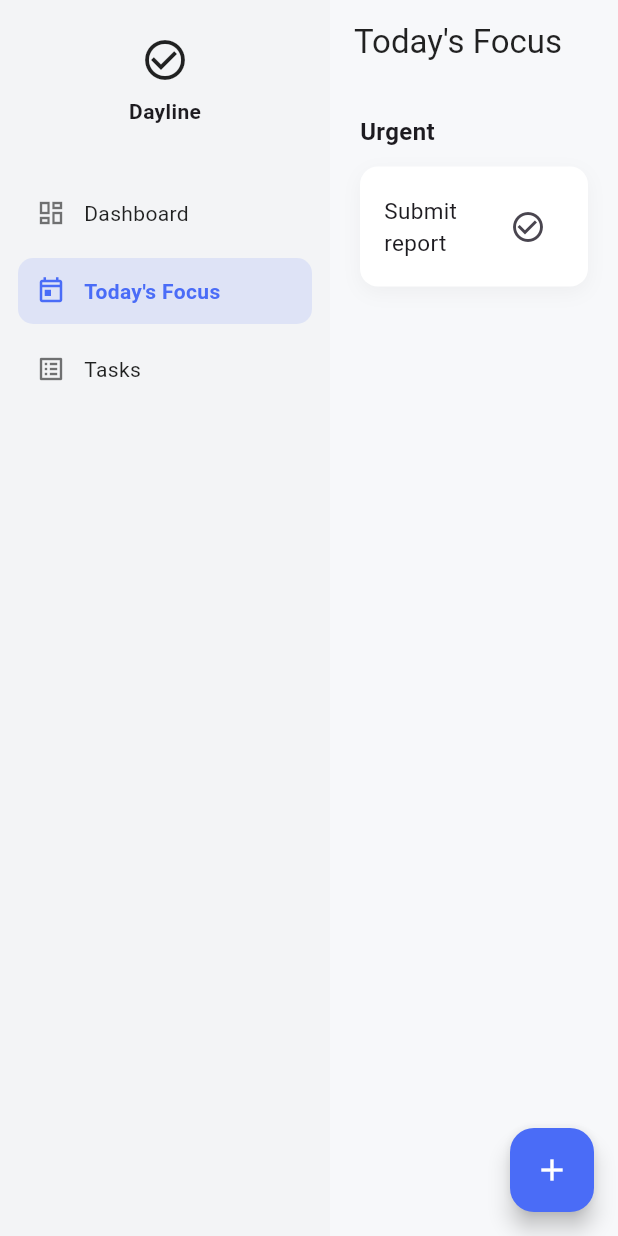
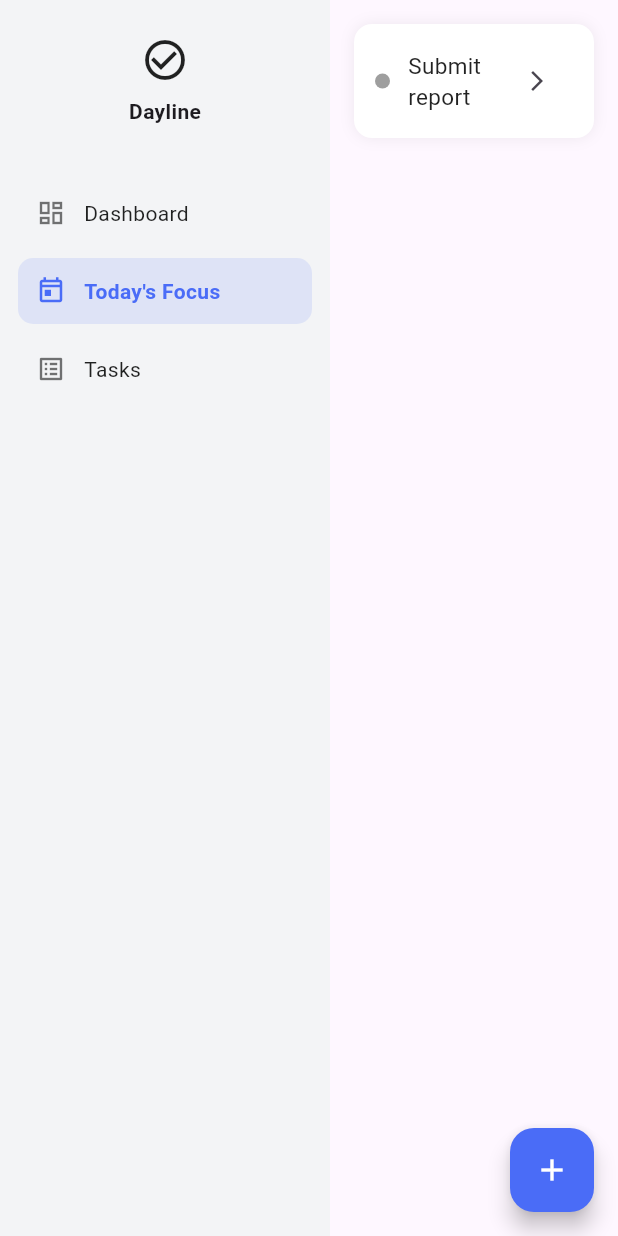
Before and after one commit to Gilmorecollins/Dayline, a Flutter app: the screen it shows after launch, after a tap on "Today's Focus", on a phone screen of 412 x 824 dp. Run offline on Flutter 3.47's test engine with Material 3 defaults, Android fonts, the phone set to English and light mode, and no system bars.

Commit message:
fix: stabilize task lifecycle and today focus engine

```diff
--- a/lib/core/logic/today_focus_engine.dart
+++ b/lib/core/logic/today_focus_engine.dart
@@ -12,14 +12,28 @@ class TodayFocus {
 
 class TodayFocusEngine {
   static TodayFocus build(List<Task> tasks) {
-    final urgent = tasks.where((t) {
-      if (t.dueAt == null) return false;
-      final now = DateTime.now();
-      final diff = t.dueAt!.difference(now);
-      return diff.inHours <= 6 && !t.isBacklog;
+    final now = DateTime.now();
+
+    // 🔴 Urgent = due within 6 hours AND not completed
+    final urgent = tasks.where((task) {
+      if (task.dueAt == null) return false;
+      if (task.status == TaskStatus.completed) return false;
+
+      final diff = task.dueAt!.difference(now);
+      return diff.inHours <= 6 && diff.isNegative == false;
     }).toList();
 
-    final today = tasks.where((t) => t.isToday && !urgent.contains(t)).toList();
+    // 📅 Today = due today AND not already urgent AND not completed
+    final today = tasks.where((task) {
+      if (task.dueAt == null) return false;
+      if (task.status == TaskStatus.completed) return false;
+      if (urgent.contains(task)) return false;
+
+      final due = task.dueAt!;
+      return due.year == now.year &&
+          due.month == now.month &&
+          due.day == now.day;
+    }).toList();
 
     return TodayFocus(
       urgent: urgent,
--- a/lib/core/models/task.dart
+++ b/lib/core/models/task.dart
@@ -6,58 +6,45 @@ enum TaskStatus {
 }
 
 enum TaskPriority {
+  low,
+  medium,
+  high,
   critical,
-  high,
-  medium,
-  low,
 }
 
 class Task {
   final String id;
   final String title;
-  final String? description;
-
   final DateTime createdAt;
   final DateTime? dueAt;
+  final TaskPriority priority;
+  final TaskStatus status;
 
-  TaskStatus status;
-  TaskPriority priority;
-
-  Task({
+  const Task({
     required this.id,
     required this.title,
-    this.description,
     required this.createdAt,
     this.dueAt,
-    this.status = TaskStatus.pending,
-    this.priority = TaskPriority.medium,
+    required this.priority,
+    required this.status,
   });
 
-  /// A task is overdue (Backlog) if:
-  /// - It has a due date
-  /// - It is NOT completed
-  /// - Due date is in the past
-  bool get isBacklog {
-    if (dueAt == null) return false;
-    if (status == TaskStatus.completed) return false;
-    return dueAt!.isBefore(DateTime.now());
-  }
-
-  /// A task belongs to "Today"
-  bool get isToday {
-    if (dueAt == null) return false;
-    final now = DateTime.now();
-    return dueAt!.year == now.year &&
-        dueAt!.month == now.month &&
-        dueAt!.day == now.day;
-  }
-
-  /// A task is upcoming if due in the future (excluding today)
-  bool get isUpcoming {
-    if (dueAt == null) return false;
-    final now = DateTime.now();
-    return dueAt!.isAfter(
-      DateTime(now.year, now.month, now.day, 23, 59),
+  // ✅ REQUIRED for immutable updates
+  Task copyWith({
+    String? id,
+    String? title,
+    DateTime? createdAt,
+    DateTime? dueAt,
+    TaskPriority? priority,
+    TaskStatus? status,
+  }) {
+    return Task(
+      id: id ?? this.id,
+      title: title ?? this.title,
+      createdAt: createdAt ?? this.createdAt,
+      dueAt: dueAt ?? this.dueAt,
+      priority: priority ?? this.priority,
+      status: status ?? this.status,
     );
   }
 }
--- a/lib/core/store/demo_task_seed.dart
+++ b/lib/core/store/demo_task_seed.dart
@@ -11,6 +11,7 @@ TaskStore seedTaskStore() {
       createdAt: DateTime.now(),
       dueAt: DateTime.now().add(const Duration(hours: 2)),
       priority: TaskPriority.critical,
+      status: TaskStatus.pending,
     ),
   );
 
@@ -20,6 +21,7 @@ TaskStore seedTaskStore() {
       title: 'Prepare meeting notes',
       createdAt: DateTime.now(),
       dueAt: DateTime.now().add(const Duration(days: 1)),
+      priority: TaskPriority.high,
       status: TaskStatus.inProgress,
     ),
   );
@@ -30,6 +32,8 @@ TaskStore seedTaskStore() {
       title: 'Review documents',
       createdAt: DateTime.now(),
       dueAt: DateTime.now().subtract(const Duration(days: 1)),
+      priority: TaskPriority.medium,
+      status: TaskStatus.pending,
     ),
   );
 
--- a/lib/core/store/task_store.dart
+++ b/lib/core/store/task_store.dart
@@ -4,34 +4,61 @@ import '../models/task.dart';
 class TaskStore extends ChangeNotifier {
   final List<Task> _tasks = [];
 
-  // ---------- Mutations ----------
+  // ─────────────────────────
+  // CRUD
+  // ─────────────────────────
   void addTask(Task task) {
     _tasks.add(task);
     notifyListeners();
   }
 
-  void removeTask(String taskId) {
-    _tasks.removeWhere((t) => t.id == taskId);
+  void updateStatus(String id, TaskStatus status) {
+    final index = _tasks.indexWhere((t) => t.id == id);
+    if (index == -1) return;
+
+    _tasks[index] = _tasks[index].copyWith(status: status);
     notifyListeners();
   }
 
-  void updateStatus(String taskId, TaskStatus status) {
-    final task = _tasks.firstWhere((t) => t.id == taskId);
-    task.status = status;
-    notifyListeners();
+  // ─────────────────────────
+  // LIST GETTERS
+  // ─────────────────────────
+  List<Task> get allTasks => List.unmodifiable(_tasks);
+
+  List<Task> get todayTaskList {
+    final now = DateTime.now();
+    return _tasks.where((task) {
+      if (task.dueAt == null) return false;
+      return task.dueAt!.year == now.year &&
+          task.dueAt!.month == now.month &&
+          task.dueAt!.day == now.day &&
+          task.status != TaskStatus.completed;
+    }).toList();
   }
 
-  // ---------- Raw access ----------
-  List<Task> get allTasks => List.unmodifiable(_tasks);
+  List<Task> get upcomingTaskList {
+    final now = DateTime.now();
+    return _tasks.where((task) {
+      if (task.dueAt == null) return false;
+      return task.dueAt!.isAfter(now) &&
+          task.status != TaskStatus.completed;
+    }).toList();
+  }
 
-  // ---------- Derived counts ----------
+  List<Task> get backlogTaskList {
+    return _tasks
+        .where((task) => task.status == TaskStatus.pending)
+        .toList();
+  }
+
+  // ─────────────────────────
+  // COUNT GETTERS (Dashboard)
+  // ─────────────────────────
   int get totalTasks => _tasks.length;
 
-  int get todayTasks =>
-      _tasks.where((t) => t.isToday && !t.isBacklog).length;
+  int get todayTasks => todayTaskList.length;
 
-  int get upcomingTasks =>
-      _tasks.where((t) => t.isUpcoming && !t.isBacklog).length;
+  int get upcomingTasks => upcomingTaskList.length;
 
   int get inProgressTasks =>
       _tasks.where((t) => t.status == TaskStatus.inProgress).length;
@@ -39,9 +66,5 @@ class TaskStore extends ChangeNotifier {
   int get needsReviewTasks =>
       _tasks.where((t) => t.status == TaskStatus.needsReview).length;
 
-  int get completedTasks =>
-      _tasks.where((t) => t.status == TaskStatus.completed).length;
-
-  int get backlogTasks =>
-      _tasks.where((t) => t.isBacklog).length;
+  int get backlogTasks => backlogTaskList.length;
 }
--- a/lib/features/today/today_screen.dart
+++ b/lib/features/today/today_screen.dart
@@ -1,7 +1,7 @@
 import 'package:flutter/material.dart';
+
+import '../../core/models/task.dart';
 import '../../core/store/task_store.dart';
-import '../../core/logic/today_focus_engine.dart';
-import '../../core/models/task.dart';
 
 class TodayScreen extends StatelessWidget {
   final TaskStore store;
@@ -13,103 +13,120 @@ class TodayScreen extends StatelessWidget {
 
   @override
   Widget build(BuildContext context) {
-    return AnimatedBuilder(
-      animation: store,
-      builder: (context, _) {
-        final focus = TodayFocusEngine.build(store.allTasks);
+    // ✅ use LIST getter, not count
+    final List<Task> tasks = store.todayTaskList;
 
-        return Scaffold(
-          backgroundColor: const Color(0xFFF7F8FA),
-          appBar: AppBar(
-            title: const Text("Today's Focus"),
-            elevation: 0,
-            backgroundColor: const Color(0xFFF7F8FA),
-            foregroundColor: Colors.black87,
-          ),
-          body: ListView(
-            padding: const EdgeInsets.all(20),
-            children: [
-              if (focus.urgent.isNotEmpty) ...[
-                const Text(
-                  'Urgent',
-                  style: TextStyle(
-                    fontSize: 16,
-                    fontWeight: FontWeight.w600,
-                  ),
-                ),
-                const SizedBox(height: 12),
-                ...focus.urgent.map((task) => _TaskTile(
-                      task: task,
-                      store: store,
-                    )),
-                const SizedBox(height: 24),
-              ],
+    if (tasks.isEmpty) {
+      return const Center(
+        child: Text(
+          'No tasks for today 🎉',
+          style: TextStyle(color: Colors.black54),
+        ),
+      );
+    }
 
-              if (focus.today.isNotEmpty) ...[
-                const Text(
-                  'Today',
-                  style: TextStyle(
-                    fontSize: 16,
-                    fontWeight: FontWeight.w600,
-                  ),
-                ),
-                const SizedBox(height: 12),
-                ...focus.today.map((task) => _TaskTile(
-                      task: task,
-                      store: store,
-                    )),
-              ],
-            ],
-          ),
+    return ListView.builder(
+      padding: const EdgeInsets.all(16),
+      itemCount: tasks.length,
+      itemBuilder: (_, index) {
+        final task = tasks[index];
+
+        return _TaskTile(
+          task: task,
+          onAdvance: () {
+            store.updateStatus(
+              task.id,
+              _nextStatus(task.status),
+            );
+          },
         );
       },
     );
+  }
+
+  TaskStatus _nextStatus(TaskStatus status) {
+    switch (status) {
+      case TaskStatus.pending:
+        return TaskStatus.inProgress;
+      case TaskStatus.inProgress:
+        return TaskStatus.needsReview;
+      case TaskStatus.needsReview:
+        return TaskStatus.completed;
+      case TaskStatus.completed:
+        return TaskStatus.completed;
+    }
   }
 }
 
 class _TaskTile extends StatelessWidget {
   final Task task;
-  final TaskStore store;
-
+  final VoidCallback onAdvance;
 
   const _TaskTile({
     required this.task,
-    required this.store,
+    required this.onAdvance,
   });
 
   @override
   Widget build(BuildContext context) {
+    final isCompleted = task.status == TaskStatus.completed;
+
     return Container(
       margin: const EdgeInsets.only(bottom: 12),
-      padding: const EdgeInsets.all(16),
+      padding: const EdgeInsets.all(14),
       decoration: BoxDecoration(
         color: Colors.white,
         borderRadius: BorderRadius.circular(12),
-        boxShadow: [
+        boxShadow: const [
           BoxShadow(
-            color: Colors.black.withOpacity(0.04),
-            blurRadius: 10,
-            offset: const Offset(0, 4),
+            blurRadius: 8,
+            color: Color(0x11000000),
           ),
         ],
       ),
       child: Row(
         children: [
+          Container(
+            width: 10,
+            height: 10,
+            decoration: BoxDecoration(
+              color: _statusColor(task.status),
+              shape: BoxShape.circle,
+            ),
+          ),
+          const SizedBox(width: 12),
           Expanded(
             child: Text(
               task.title,
-              style: const TextStyle(fontSize: 15),
+              style: TextStyle(
+                fontSize: 15,
+                color: isCompleted ? Colors.black38 : Colors.black87,
+                decoration:
+                    isCompleted ? TextDecoration.lineThrough : null,
+              ),
             ),
           ),
-          IconButton(
-            tooltip: 'Mark completed',
-            icon: const Icon(Icons.check_circle_outline),
-            onPressed: () {
-              store.updateStatus(task.id, TaskStatus.completed);
-            },
-          ),
+          if (!isCompleted)
+            IconButton(
+              tooltip: 'Advance status',
+              icon: const Icon(Icons.arrow_forward_ios, size: 16),
+              onPressed: onAdvance,
+            ),
         ],
       ),
     );
   }
+
+  Color _statusColor(TaskStatus status) {
+    switch (status) {
+      case TaskStatus.pending:
+        return Colors.grey;
+      case TaskStatus.inProgress:
+        return Colors.blue;
+      case TaskStatus.needsReview:
+        return Colors.orange;
+      case TaskStatus.completed:
+        return Colors.green;
+    }
+  }
 }
```
Also changed, not shown: lib/features/task/add_task_dialog.dart (+29 -20 lines), lib/features/task/dayline_calendar.dart (+85 -70 lines).
